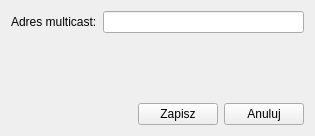
The window that settingswindow.ui (lance2088/ReliableUdpMulticast) describes before a commit, drawn with Qt 5.
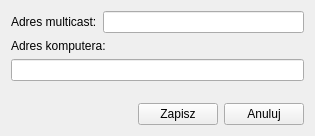
The same window after the commit.

The edit to the form file:
```diff
--- a/settingswindow.ui
+++ b/settingswindow.ui
@@ -30,6 +30,16 @@
        </item>
       </layout>
      </item>
+     <item>
+      <widget class="QLabel" name="label_2">
+       <property name="text">
+        <string>Adres komputera:</string>
+       </property>
+      </widget>
+     </item>
+     <item>
+      <widget class="QLineEdit" name="hostAddressLineEdit"/>
+     </item>
      <item>
       <spacer name="verticalSpacer">
        <property name="orientation">
```
